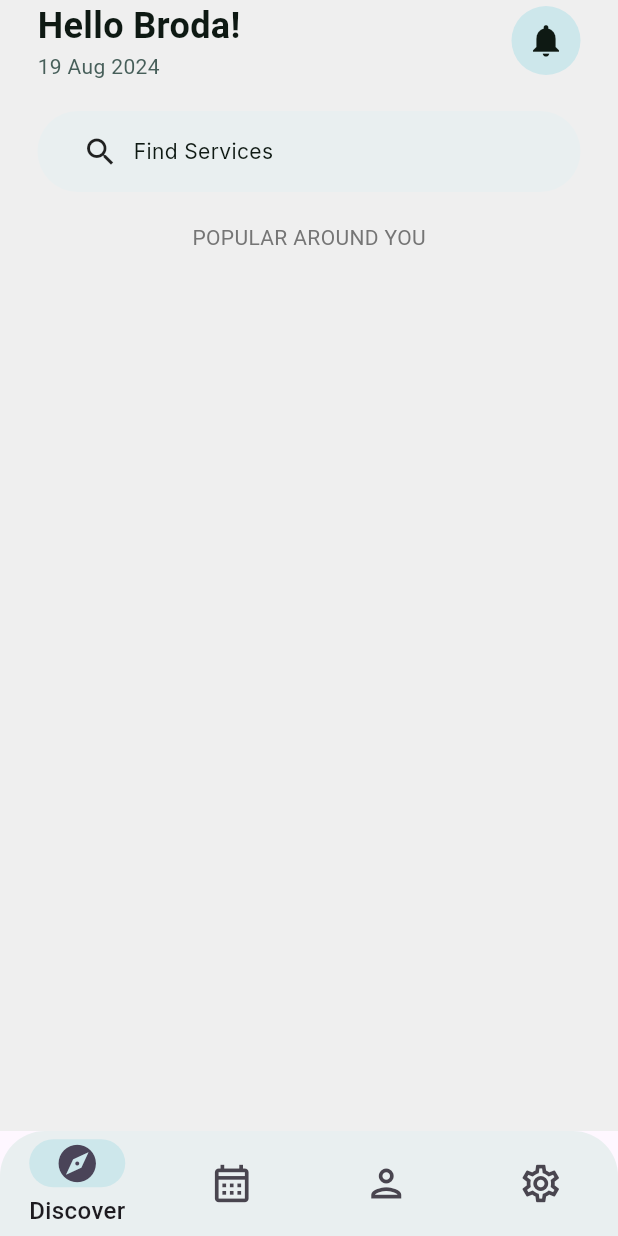
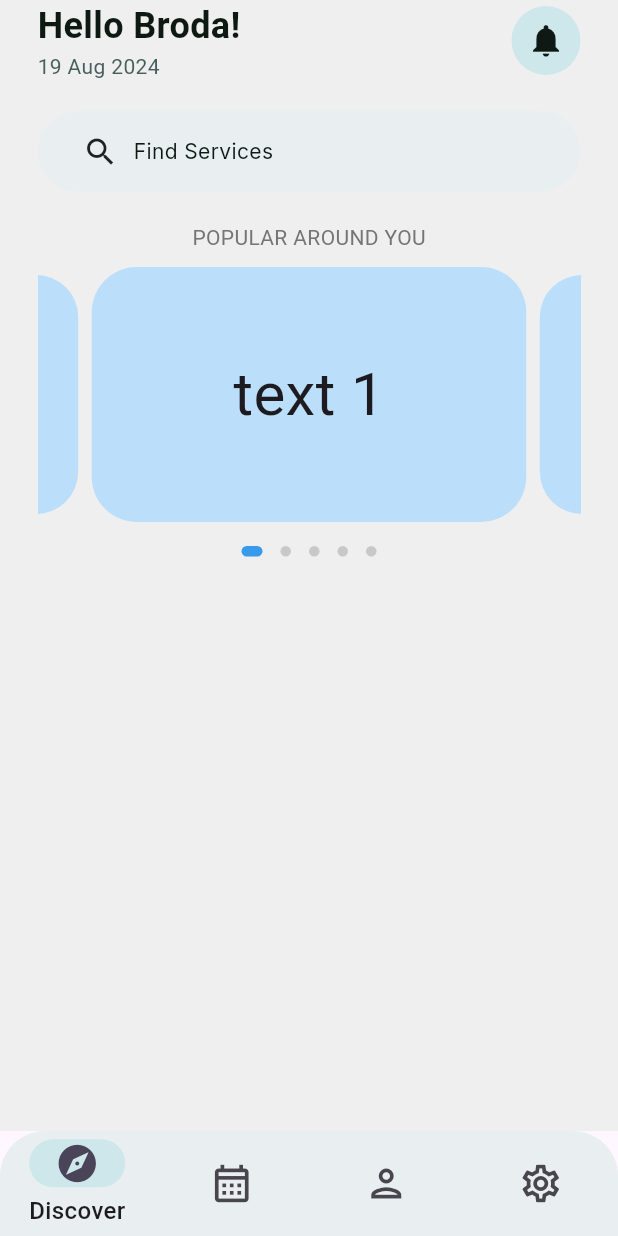
Before and after one commit to monishshriyan/home-assist, a Flutter app: the screen it shows after launch, on a phone screen of 412 x 824 dp. Run offline on Flutter 3.47's test engine with Material 3 defaults, Android fonts, the phone set to English and light mode, and no system bars; drawn by our look-alikes of carousel_slider, dots_indicator; our stand-ins replace flutter_svg, google_fonts, hexcolor.

Commit message:
added carousel and dot indicator on home screen

```diff
--- a/lib/base/home_screen.dart
+++ b/lib/base/home_screen.dart
@@ -2,6 +2,8 @@ import 'package:flutter/material.dart';
 import 'package:flutter_svg/flutter_svg.dart';
 import 'package:homeassist/base/constants.dart';
 import 'package:google_fonts/google_fonts.dart';
+import 'package:carousel_slider/carousel_slider.dart';
+import 'package:dots_indicator/dots_indicator.dart';
 
 class HomeScreen extends StatefulWidget {
   const HomeScreen({super.key});
@@ -26,6 +28,8 @@ List<String> months = [
 ];
 
 class _HomeScreenState extends State<HomeScreen> {
+  int currentIndex = 0;
+
   @override
   Widget build(BuildContext context) {
     return Scaffold(
@@ -119,7 +123,52 @@ class _HomeScreenState extends State<HomeScreen> {
               ],
             ),
             //cards
-            Container()
+            Container(
+              padding: const EdgeInsets.only(top: 10),
+              child: CarouselSlider(
+                items: [1,2,3,4,5].map((i) {
+                return Container(
+                  width: MediaQuery.of(context).size.width,
+                  //margin: EdgeInsets.symmetric(horizontal: ),
+                  decoration: BoxDecoration(
+                    color: Colors.blue[100],borderRadius: BorderRadius.circular(30)
+                  ),
+                  child: Center(
+                    child: Text(
+                      "text $i",
+                      style: TextStyle(fontSize: 40),
+                      )
+                      ),
+                );
+              }).toList(),
+              options: CarouselOptions(
+                height: 170,
+                enlargeCenterPage: true,
+                enlargeFactor: 0.2,
+                onPageChanged: (index, reason) {
+                  setState(() {
+                    currentIndex = index;
+                });
+                },
+                ),
+              ),
+            ),
+            //dot indicator
+            Container(
+              padding: const EdgeInsets.only(top: 10),
+              child: DotsIndicator(
+              dotsCount: 5,
+              position: currentIndex.toInt(),
+              decorator: DotsDecorator(
+                size: const Size.square(7),
+                activeSize: const Size(14.0, 7.0),
+                color: Color.fromARGB(255, 200, 200, 201),
+                activeColor: Color.fromARGB(255, 55, 154, 235),
+                activeShape: RoundedRectangleBorder(borderRadius: BorderRadius.circular(10.0))
+              ),
+              ),
+            )
+
           ]),
         ),
       ),
--- a/pubspec.yaml
+++ b/pubspec.yaml
@@ -38,6 +38,11 @@ dependencies:
   fluentui_icons: ^1.0.0
   hexcolor: ^3.0.1
   google_fonts: ^6.2.1
+
+  # The following adds a carousel slider
+  carousel_slider: ^4.2.1
+  # The following adds a dot indicator
+  dots_indicator: ^3.0.0
 
 dev_dependencies:
   flutter_test:
```
Also changed, not shown: pubspec.lock.
